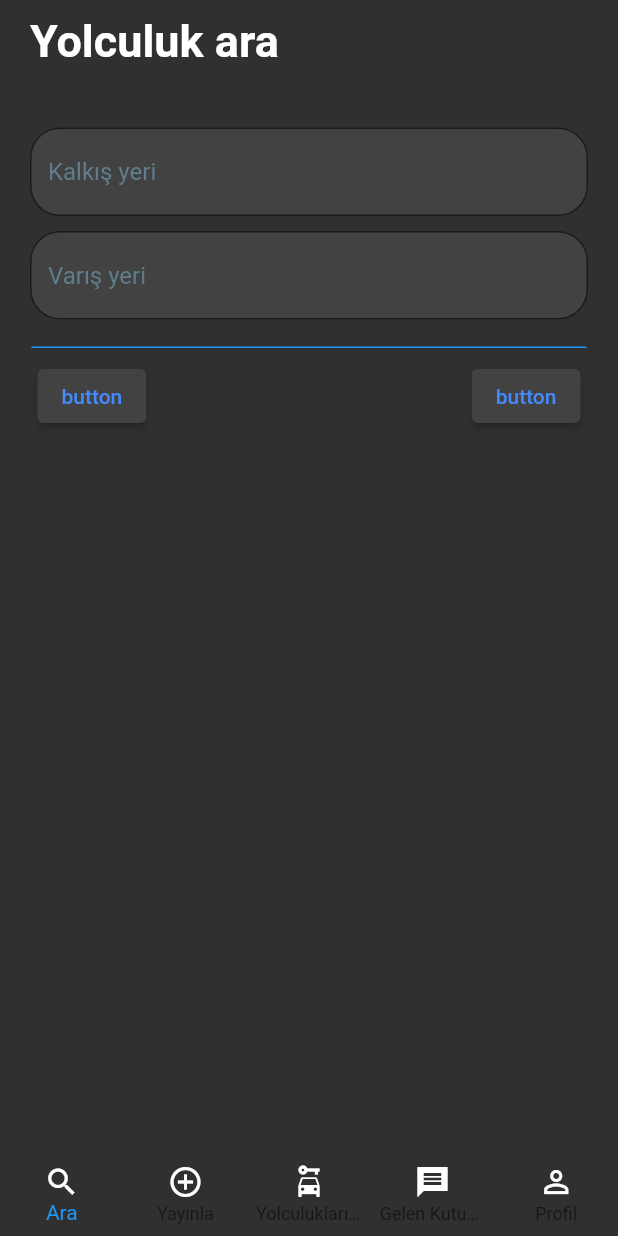
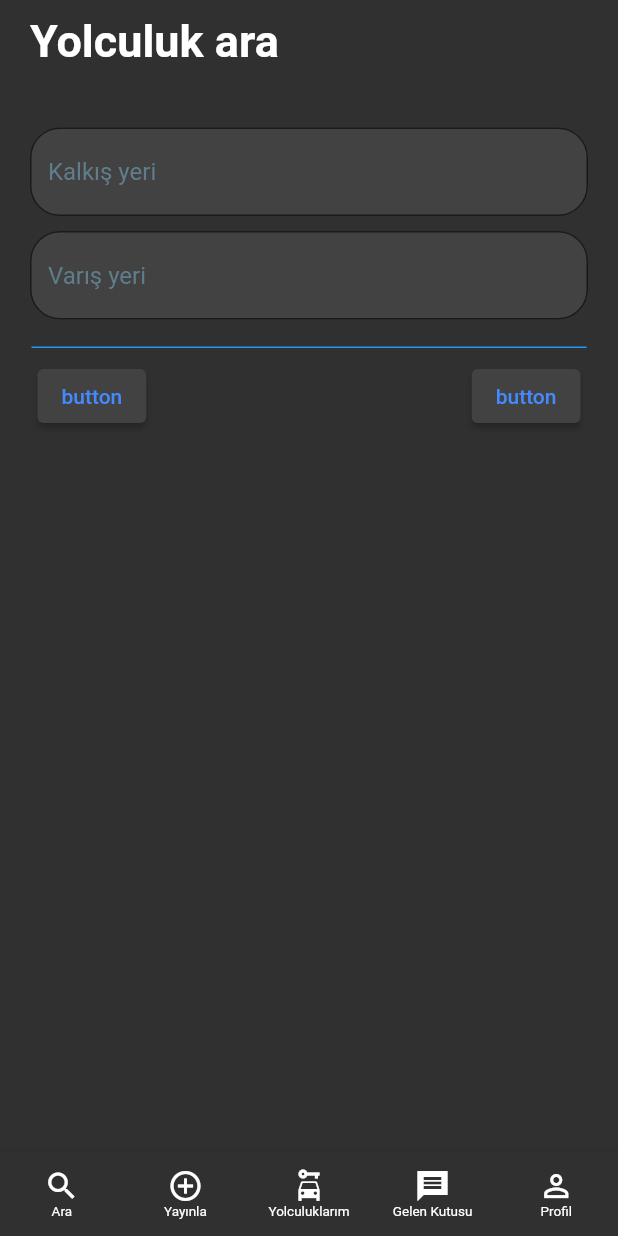
Before and after one commit to ealpago/Benideal, a Flutter app: the screen it shows after launch, on a phone screen of 412 x 824 dp. Run offline on Flutter 3.47's test engine with Material 2 defaults, Android fonts, the phone set to English and light mode, and no system bars.

Commit message:
Initial commit

```diff
--- a/lib/main.dart
+++ b/lib/main.dart
@@ -1,29 +1,78 @@
 import 'package:benideal/pages/searchPage.dart';
 import 'package:flutter/material.dart';
+import 'package:benideal/pages/profilePage.dart';
+import 'package:benideal/pages/messagesPage.dart';
+import 'package:benideal/pages/publishPage.dart';
+import 'package:benideal/pages/tripsPage.dart';
+
 
 void main() {
   runApp(MyApp());
 }
 
-class MyApp extends StatelessWidget {
-  // This widget is the root of your application.
+class MyApp extends StatefulWidget {
+
+  @override
+  _MyAppState createState() => _MyAppState();
+}
+
+
+
+class _MyAppState extends State<MyApp> {
+  int _currentIndex = 0;
+
+  void onTappedBar(int index){
+    setState(() {
+      _currentIndex = index;
+    });
+  }
+
+  final List<Widget> _children = [
+    SearchPage(),
+    MessagesPages(),
+    ProfilePage(),
+    PublishPage(),
+    TripsPage()
+  ];
+
   @override
   Widget build(BuildContext context) {
     return MaterialApp(
-      title: 'Flutter Demo',
-      theme: ThemeData(
-        // This is the theme of your application.
-        //
-        // Try running your application with "flutter run". You'll see the
-        // application has a blue toolbar. Then, without quitting the app, try
-        // changing the primarySwatch below to Colors.green and then invoke
-        // "hot reload" (press "r" in the console where you ran "flutter run",
-        // or simply save your changes to "hot reload" in a Flutter IDE).
-        // Notice that the counter didn't reset back to zero; the application
-        // is not restarted.
-        primarySwatch: Colors.blue,
+      home: Scaffold(
+        body: _children[_currentIndex],
+        bottomNavigationBar: BottomNavigationBar(
+        selectedFontSize: 9.0,
+        unselectedFontSize: 9.0,
+        backgroundColor: Colors.grey[850],
+        type: BottomNavigationBarType.fixed,
+        currentIndex: _currentIndex,
+        selectedItemColor: Colors.white,
+        unselectedItemColor: Colors.white,
+        items: [
+          BottomNavigationBarItem(
+            icon: Icon(Icons.search),
+            label: 'Ara',
+          ),
+          BottomNavigationBarItem(
+            icon: new Icon(Icons.add_circle_outline,),
+            label: 'Yayınla',
+          ),
+          BottomNavigationBarItem(
+            icon: Icon(Icons.car_rental,),
+            label: 'Yolculuklarım',
+          ),
+          BottomNavigationBarItem(
+            icon: Icon(Icons.message_sharp,),
+            label: 'Gelen Kutusu',
+          ),
+          BottomNavigationBarItem(
+            icon: Icon(Icons.person_outline,),
+            label: 'Profil',
+          ),
+        ],
+        onTap: onTappedBar,
       ),
-      home: SearchPage(),
+      ),
     );
   }
 }
--- a/lib/pages/publishPage.dart
+++ b/lib/pages/publishPage.dart
@@ -8,9 +8,9 @@ class PublishPage extends StatefulWidget {
 class _PublishPageState extends State<PublishPage> {
   @override
   Widget build(BuildContext context) {
-    return Container(
-      child: Center(
-        child: Text('Deneme'),
+    return Scaffold(
+      body: Center(
+        child: Text('publish'),
       ),
     );
   }
--- a/lib/pages/searchPage.dart
+++ b/lib/pages/searchPage.dart
@@ -1,7 +1,7 @@
+import 'package:benideal/pages/tripsPage.dart';
 import 'package:flutter/cupertino.dart';
 import 'package:flutter/material.dart';
 import 'package:flutter/painting.dart';
-import 'package:flutter/cupertino.dart';
 
 class SearchPage extends StatefulWidget {
   @override
@@ -12,7 +12,6 @@ class _SearchPageState extends State<SearchPage> {
 
   TextEditingController _startingPoint = TextEditingController();
 
-  int _currentIndex = 0;
 
   @override
   Widget build(BuildContext context) {
@@ -117,48 +116,6 @@ class _SearchPageState extends State<SearchPage> {
         ),
       ),
       ),
-      bottomNavigationBar: BottomNavigationBar(
-        elevation: 0,
-        backgroundColor: Colors.grey[850],
-        type: BottomNavigationBarType.fixed,
-        currentIndex: _currentIndex,
-        items: [
-          BottomNavigationBarItem(
-            icon: Icon(Icons.search,
-            color: Colors.white,
-            ),
-            label: 'Ara',
-          ),
-          BottomNavigationBarItem(
-            icon: new Icon(Icons.add_circle_outline,
-              color: Colors.white,),
-            label: 'Yayınla',
-          ),
-          BottomNavigationBarItem(
-            icon: Icon(Icons.car_rental,
-              color: Colors.white,
-            ),
-              label: 'Yolculuklarım',
-          ),
-          BottomNavigationBarItem(
-            icon: Icon(Icons.message_sharp,
-              color: Colors.white,
-            ),
-            label: 'Gelen Kutusu',
-          ),
-          BottomNavigationBarItem(
-            icon: Icon(Icons.person_outline,
-              color: Colors.white,
-            ),
-            label: 'Profil',
-          ),
-        ],
-        onTap: (index){
-           setState(() {
-             _currentIndex = index;
-           });
-        },
-      ),
     );
   }
 }
```
Also changed, not shown: lib/pages/messagesPage.dart (added, +17 -0 lines), lib/pages/profilePage.dart (added, +17 -0 lines), lib/pages/tripsPage.dart (added, +17 -0 lines).
